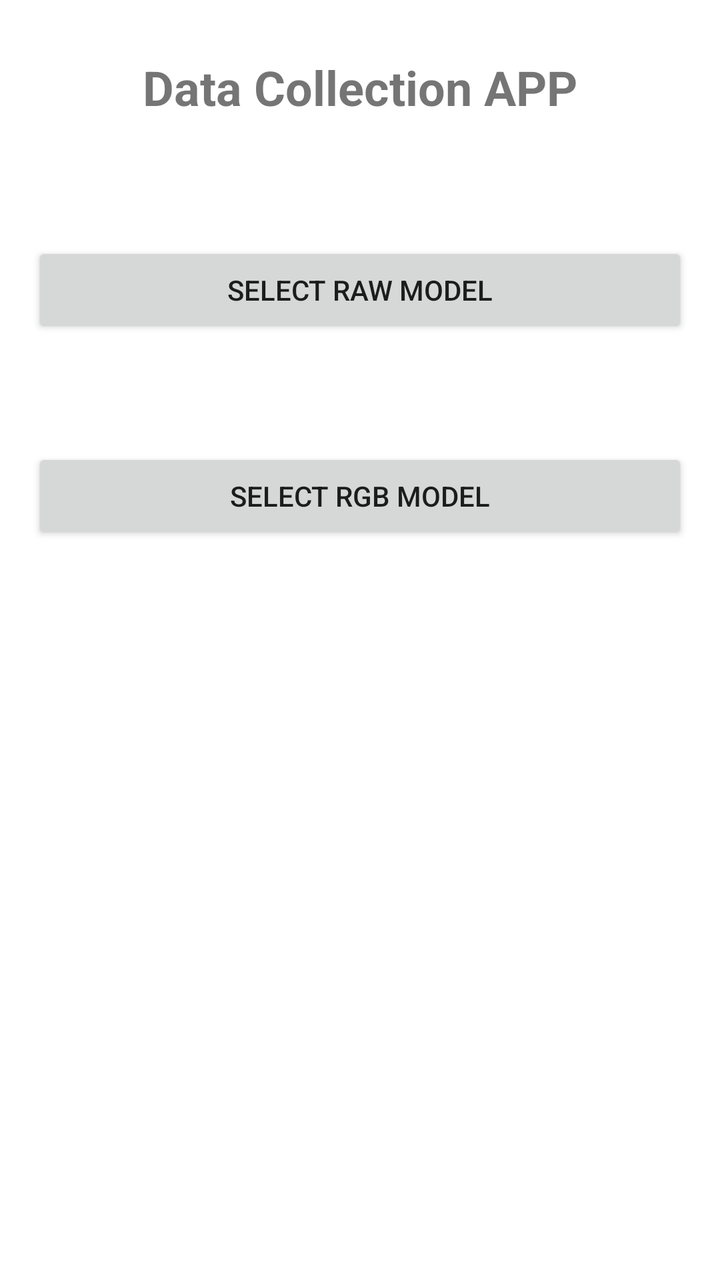
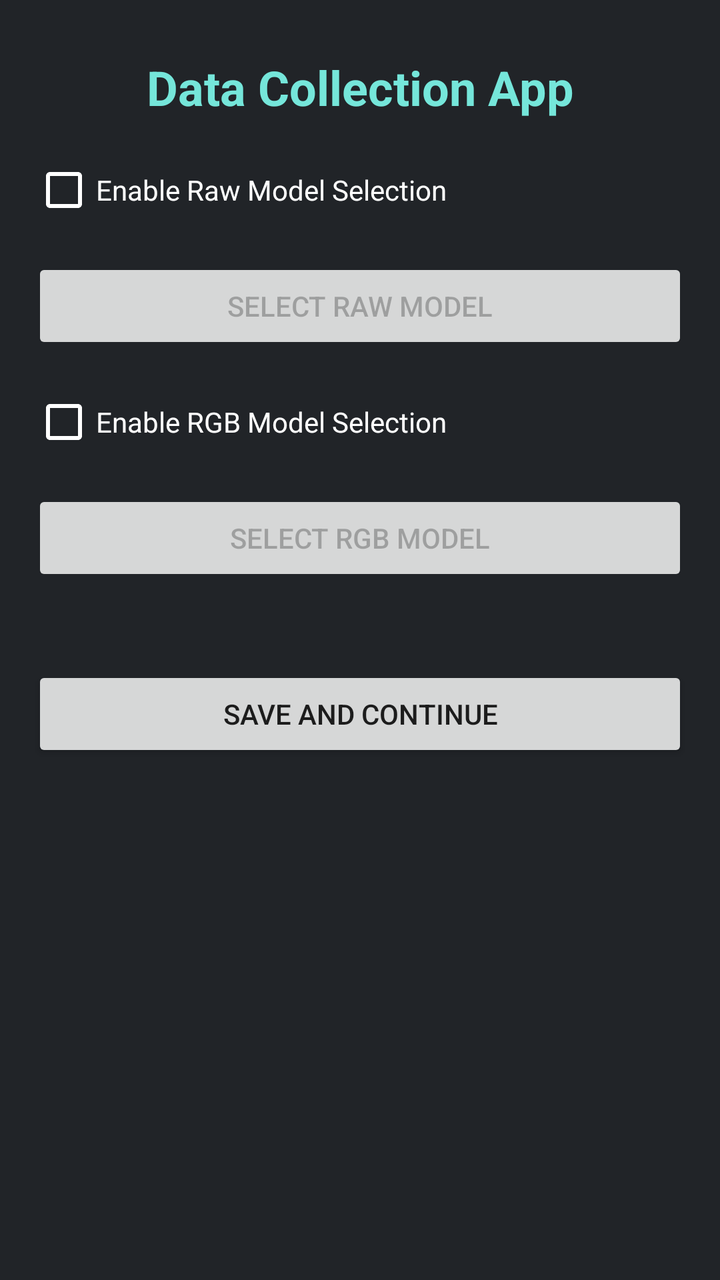

Screens rendered from an Android XML layout before and after an edit, with the pre-edit source and the edit as a unified diff.
<!-- AndroidManifest.xml: fallback theme Theme.MaterialComponents.DayNight.NoActionBar -->
<!-- res/layout/fragment_selector.xml -->
<?xml version="1.0" encoding="utf-8"?>
<LinearLayout xmlns:android="http://schemas.android.com/apk/res/android"
    android:layout_width="match_parent"
    android:layout_height="match_parent"
    android:orientation="vertical"
    android:padding="16dp">

    <TextView
        android:layout_width="match_parent"
        android:layout_height="55dp"
        android:gravity="center"
        android:text="Data Collection APP"
        android:textSize="24sp"
        android:textStyle="bold" />

    <Button
        android:id="@+id/btnSelectRawModel"
        android:layout_width="match_parent"
        android:layout_height="wrap_content"
        android:layout_marginTop="50dp"
        android:text="Select Raw Model" />

    <Button
        android:id="@+id/btnSelectRgbModel"
        android:layout_width="match_parent"
        android:layout_height="wrap_content"
        android:layout_marginTop="55dp"
        android:text="Select RGB Model" />

    <androidx.recyclerview.widget.RecyclerView
        android:id="@+id/recyclerView"
        android:layout_width="match_parent"
        android:layout_height="wrap_content"
        android:layout_marginTop="78dp"

        />


</LinearLayout>
<!-- resources referenced by this layout -->
<resources>

</resources>

<!-- the commit's change to res/layout/fragment_selector.xml (unified diff, before → after) -->
@@ -3,37 +3,65 @@
     android:layout_width="match_parent"
     android:layout_height="match_parent"
     android:orientation="vertical"
-    android:padding="16dp">
+    android:padding="16dp"
+    android:background="#212428">
 
     <TextView
         android:layout_width="match_parent"
         android:layout_height="55dp"
         android:gravity="center"
-        android:text="Data Collection APP"
+        android:text="Data Collection App"
         android:textSize="24sp"
-        android:textStyle="bold" />
+        android:textStyle="bold"
+        android:textColor="#75e6da" />
+
+    <CheckBox
+        android:id="@+id/checkBoxEnableRaw"
+        android:layout_width="wrap_content"
+        android:layout_height="wrap_content"
+        android:minHeight="48dp"
+        android:text="Enable Raw Model Selection"
+        android:textColor="#FFFFFF"
+        android:buttonTint="#FFFFFF"/>
 
     <Button
         android:id="@+id/btnSelectRawModel"
         android:layout_width="match_parent"
         android:layout_height="wrap_content"
-        android:layout_marginTop="50dp"
-        android:text="Select Raw Model" />
+        android:layout_marginTop="10dp"
+        android:text="Select Raw Model"
+        android:enabled="false"/>
+
+    <CheckBox
+        android:id="@+id/checkBoxEnableRgb"
+        android:layout_width="wrap_content"
+        android:layout_height="wrap_content"
+        android:layout_marginTop="10dp"
+        android:minHeight="48dp"
+        android:text="Enable RGB Model Selection"
+        android:textColor="#FFFFFF"
+        android:buttonTint="#FFFFFF"/>
 
     <Button
         android:id="@+id/btnSelectRgbModel"
         android:layout_width="match_parent"
         android:layout_height="wrap_content"
-        android:layout_marginTop="55dp"
-        android:text="Select RGB Model" />
+        android:layout_marginTop="10dp"
+        android:text="Select RGB Model"
+        android:enabled="false"/>
 
-    <androidx.recyclerview.widget.RecyclerView
-        android:id="@+id/recyclerView"
+    <RadioGroup
+        android:id="@+id/radioGroupCameras"
         android:layout_width="match_parent"
         android:layout_height="wrap_content"
-        android:layout_marginTop="78dp"
+        android:layout_marginTop="20dp"
+        android:textColor="#FFFFFF" />
 
-        />
-
+    <Button
+        android:id="@+id/btnSaveAndContinue"
+        android:layout_width="match_parent"
+        android:layout_height="wrap_content"
+        android:layout_marginTop="20dp"
+        android:text="Save and Continue"/>
 
 </LinearLayout>
